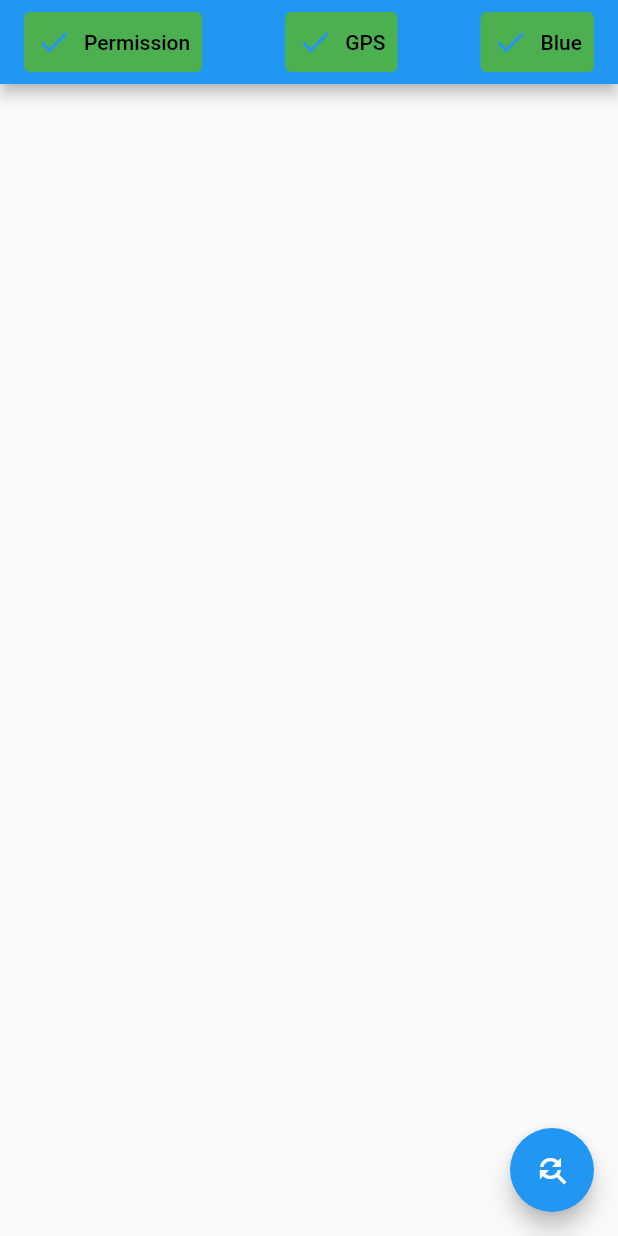
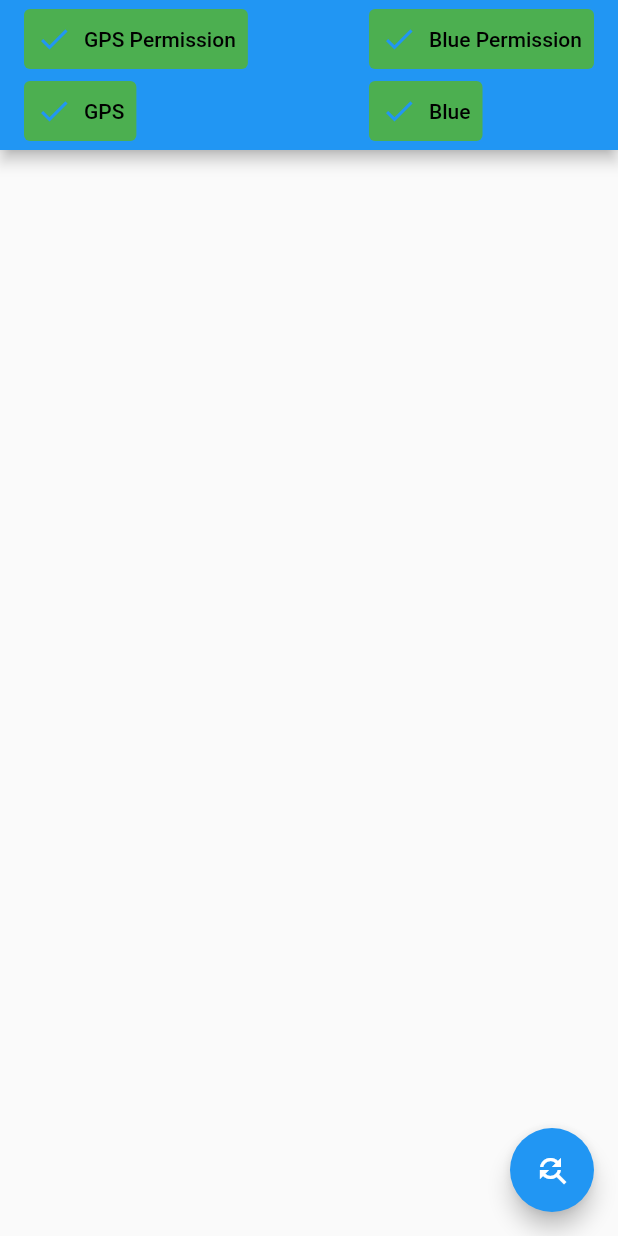
Before and after one commit to pineappleoOilPrince/flutter_blue_elves, a Flutter app: the screen it shows after launch, on a phone screen of 412 x 824 dp. Run offline on Flutter 3.47's test engine with Material 2 defaults, Android fonts, the light colour scheme and no system bars.

Commit message:
兼容了Android 12 的蓝牙权限变更

```diff
--- a/example/lib/main.dart
+++ b/example/lib/main.dart
@@ -49,27 +49,31 @@ class _MyAppState extends State<MyApp> {
   Widget build(BuildContext context) {
     return Scaffold(
       appBar: AppBar(
+        toolbarHeight: 100,
         centerTitle: true,
         title: Row(
           mainAxisAlignment: MainAxisAlignment.spaceBetween,
           children: Platform.isAndroid
               ? [
+                  Column(
+                      crossAxisAlignment: CrossAxisAlignment.start,
+                      children: [
                         TextButton.icon(
                           style: TextButton.styleFrom(
-                      backgroundColor: _blueLack
-                              .contains(AndroidBluetoothLack.locationPermission)
+                            backgroundColor: _blueLack.contains(
+                                    AndroidBluetoothLack.locationPermission)
                                 ? Colors.red
                                 : Colors.green,
                           ),
-                    icon: Icon(_blueLack
-                            .contains(AndroidBluetoothLack.locationPermission)
+                          icon: Icon(_blueLack.contains(
+                                  AndroidBluetoothLack.locationPermission)
                               ? Icons.error
                               : Icons.done),
-                    label: const Text("Permission",
+                          label: const Text("GPS Permission",
                               style: TextStyle(color: Colors.black)),
                           onPressed: () {
-                      if (_blueLack
-                          .contains(AndroidBluetoothLack.locationPermission)) {
+                            if (_blueLack.contains(
+                                AndroidBluetoothLack.locationPermission)) {
                               FlutterBlueElves.instance
                                   .androidApplyLocationPermission((isOk) {
                                 print(isOk
@@ -81,13 +85,13 @@ class _MyAppState extends State<MyApp> {
                         ),
                         TextButton.icon(
                           style: TextButton.styleFrom(
-                      backgroundColor: _blueLack
-                              .contains(AndroidBluetoothLack.locationFunction)
+                            backgroundColor: _blueLack.contains(
+                                    AndroidBluetoothLack.locationFunction)
                                 ? Colors.red
                                 : Colors.green,
                           ),
-                    icon: Icon(_blueLack
-                            .contains(AndroidBluetoothLack.locationFunction)
+                          icon: Icon(_blueLack.contains(
+                                  AndroidBluetoothLack.locationFunction)
                               ? Icons.error
                               : Icons.done),
                           label: const Text(
@@ -95,8 +99,8 @@ class _MyAppState extends State<MyApp> {
                             style: TextStyle(color: Colors.black),
                           ),
                           onPressed: () {
-                      if (_blueLack
-                          .contains(AndroidBluetoothLack.locationFunction)) {
+                            if (_blueLack.contains(
+                                AndroidBluetoothLack.locationFunction)) {
                               FlutterBlueElves.instance
                                   .androidOpenLocationService((isOk) {
                                 print(isOk
@@ -106,15 +110,44 @@ class _MyAppState extends State<MyApp> {
                             }
                           },
                         ),
+                      ]),
+                  Column(
+                      crossAxisAlignment: CrossAxisAlignment.start,
+                      children: [
                         TextButton.icon(
                           style: TextButton.styleFrom(
-                      backgroundColor: _blueLack
-                              .contains(AndroidBluetoothLack.bluetoothFunction)
+                            backgroundColor: _blueLack.contains(
+                                    AndroidBluetoothLack.bluetoothPermission)
                                 ? Colors.red
                                 : Colors.green,
                           ),
-                    icon: Icon(_blueLack
-                            .contains(AndroidBluetoothLack.bluetoothFunction)
+                          icon: Icon(_blueLack.contains(
+                                  AndroidBluetoothLack.bluetoothPermission)
+                              ? Icons.error
+                              : Icons.done),
+                          label: const Text("Blue Permission",
+                              style: TextStyle(color: Colors.black)),
+                          onPressed: () {
+                            if (_blueLack.contains(
+                                AndroidBluetoothLack.bluetoothPermission)) {
+                              FlutterBlueElves.instance
+                                  .androidApplyBluetoothPermission((isOk) {
+                                print(isOk
+                                    ? "User agrees to grant Bluetooth permission"
+                                    : "User does not agree to grant Bluetooth permission");
+                              });
+                            }
+                          },
+                        ),
+                        TextButton.icon(
+                          style: TextButton.styleFrom(
+                            backgroundColor: _blueLack.contains(
+                                    AndroidBluetoothLack.bluetoothFunction)
+                                ? Colors.red
+                                : Colors.green,
+                          ),
+                          icon: Icon(_blueLack.contains(
+                                  AndroidBluetoothLack.bluetoothFunction)
                               ? Icons.error
                               : Icons.done),
                           label: const Text(
@@ -122,17 +155,18 @@ class _MyAppState extends State<MyApp> {
                             style: TextStyle(color: Colors.black),
                           ),
                           onPressed: () {
-                      if (_blueLack
-                          .contains(AndroidBluetoothLack.bluetoothFunction)) {
+                            if (_blueLack.contains(
+                                AndroidBluetoothLack.bluetoothFunction)) {
                               FlutterBlueElves.instance
                                   .androidOpenBluetoothService((isOk) {
                                 print(isOk
                                     ? "The user agrees to turn on the Bluetooth function"
-                              : "The user does not agrees to turn on the Bluetooth function");
+                                    : "The user does not agree to enable the Bluetooth function");
                               });
                             }
                           },
                         ),
+                      ])
                 ]
               : [
                   TextButton.icon(
@@ -251,7 +285,7 @@ class _MyAppState extends State<MyApp> {
         itemBuilder: (BuildContext context, int index) {
           if (_connectedList.isNotEmpty && index <= _connectedList.length) {
             if (index == 0) {
-              return const Text("Paired device",
+              return const Text("Connected device",
                   style: TextStyle(
                       color: Colors.black,
                       fontSize: 16,
```
Also changed, not shown: lib/flutter_blue_elves.dart (+21 -3 lines), example/pubspec.lock, 5 other files. Lines whose indentation alone changed are shown as unchanged.
